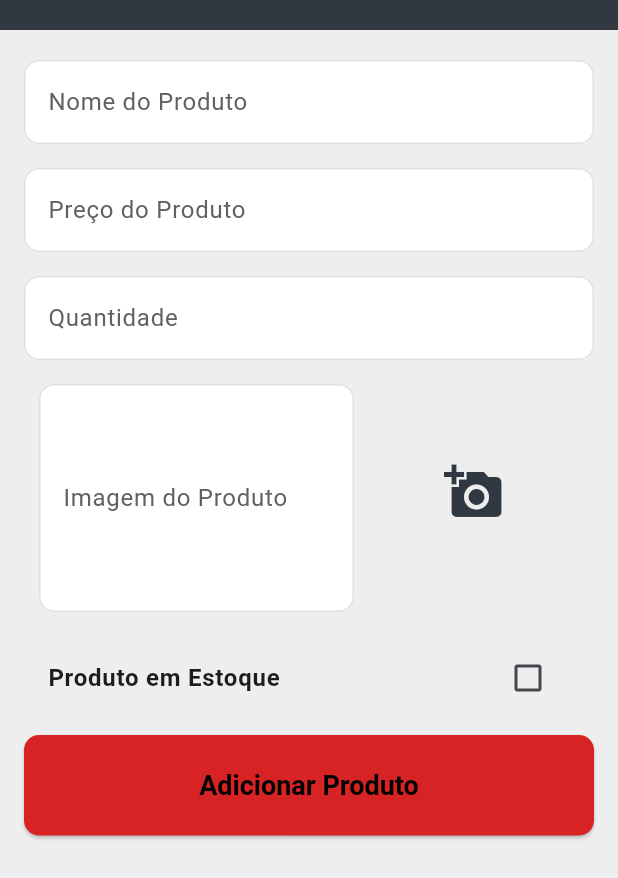
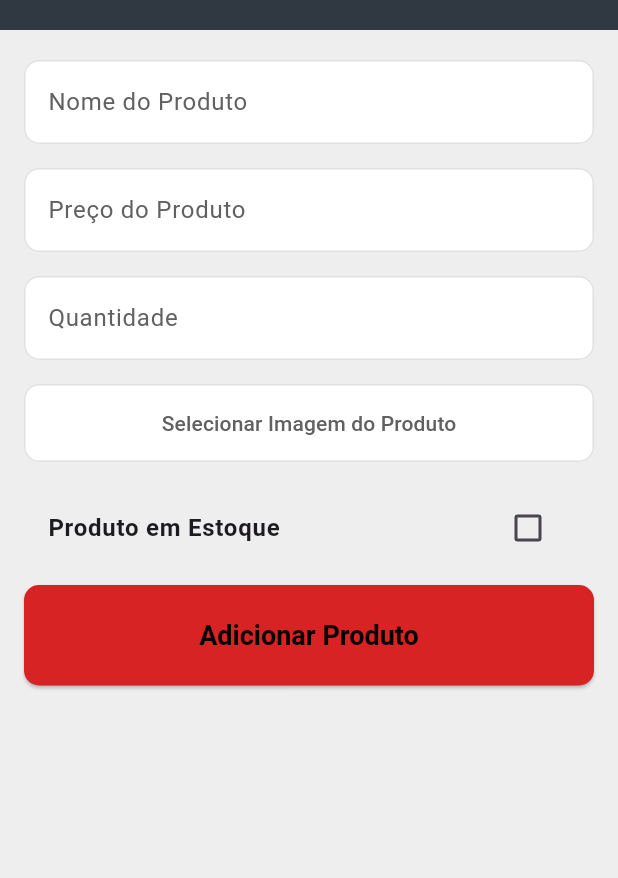
Before and after one commit to Paullohz/controlador_de_estoque, a Flutter app: the AddProdutos screen opened by its route, on a phone screen of 412 x 824 dp. Shown: the top 878 px of the screen. Run offline on Flutter 3.47's test engine with Material 3 defaults, Android fonts, the phone set to English and light mode, and no system bars; our stand-ins replace cloud_firestore, curved_navigation_bar, firebase_auth, firebase_core, firebase_database, flutter_slidable and 2 more; accounts and stored records are empty; project files that could hold a hidden picture were left out.

Commit message:
Melhorias e ajustes de layout do PickImage

```diff
--- a/lib/pages/add_produtos.dart
+++ b/lib/pages/add_produtos.dart
@@ -1,3 +1,4 @@
+import 'dart:io';
 import 'package:flutter/material.dart';
 import 'package:flutter_shiftsync/models/produtos.dart';
 import 'package:flutter_shiftsync/repositories/produtos_repository.dart';
@@ -19,6 +20,7 @@ class _AddProdutosState extends State<AddProdutos> {
   bool _inStock = false;
   int _productQuantity = 0;
   String _productImage = ''; // Caminho da imagem do produto
+  File? _selectedImage;
 
   InputDecoration _buildInputDecoration(String labelText) {
     return InputDecoration(
@@ -69,6 +71,10 @@ class _AddProdutosState extends State<AddProdutos> {
         );
         // Limpar o formulário após adicionar o produto
         _formKey.currentState?.reset();
+        setState(() {
+          _selectedImage = null;
+          _productImage = '';
+        });
       }).catchError((error) {
         // Tratar erros ao adicionar o produto
         showDialog(
@@ -90,12 +96,12 @@ class _AddProdutosState extends State<AddProdutos> {
     }
   }
 
-  void _selectImage() async {
-    final picker = ImagePicker();
-    final pickedFile = await picker.getImage(source: ImageSource.gallery);
+  Future<void> _pickImageFromGallery() async {
+    final pickedFile = await ImagePicker().pickImage(source: ImageSource.gallery);
     if (pickedFile != null) {
       setState(() {
-        _productImage = pickedFile.path;
+        _selectedImage = File(pickedFile.path);
+        _productImage = pickedFile.path; // Caminho da imagem selecionada
       });
     }
   }
@@ -172,32 +178,35 @@ class _AddProdutosState extends State<AddProdutos> {
                 },
               ),
               SizedBox(height: 16.0),
-              Row(
-                crossAxisAlignment: CrossAxisAlignment.end,
-                children: <Widget>[
-                  Padding(padding: EdgeInsets.only(left: 10)),
-                  Expanded(
-                    child: TextFormField(
-                      cursorColor: Color(0xFFD72323),
-                      maxLines: 5,
-                      decoration: _buildInputDecoration('Imagem do Produto'),
-                      readOnly: true,
-                      onTap: _selectImage, // Chama o método ao tocar no campo
-                      onSaved: (value) {
-                         // Salvar o caminho da imagem selecionada (se necessário)
-                        _productImage = value!;
-                      },
+              if (_selectedImage != null)
+                Container(
+                  width: 100,
+                  height: 100,
+                  margin: EdgeInsets.only(bottom: 16.0), // Espaço entre a imagem e o botão
+                  decoration: BoxDecoration(
+                    image: DecorationImage(
+                      image: FileImage(_selectedImage!),
+                      fit: BoxFit.cover,
                     ),
+                    borderRadius: BorderRadius.circular(10.0),
                   ),
-                  SizedBox(width: 10.0),
-                  IconButton(
-                    icon: Icon(Icons.add_a_photo),
-                    iconSize: 40,
-                    color: Color(0xff303841),
-                    padding: EdgeInsets.only(bottom: 60, right: 60, left: 50),
-                    onPressed: _selectImage, // Chama o método ao tocar no ícone
+                ),
+              TextButton(
+                onPressed: _pickImageFromGallery,
+                child: Text(
+                  _selectedImage == null
+                      ? 'Selecionar Imagem do Produto'
+                      : 'Imagem Selecionada',
+                  style: TextStyle(color: Colors.grey[700]),
+                ),
+                style: TextButton.styleFrom(
+                  padding: EdgeInsets.symmetric(vertical: 16.0),
+                  backgroundColor: Colors.white,
+                  side: BorderSide(color: Colors.grey[300]!),
+                  shape: RoundedRectangleBorder(
+                    borderRadius: BorderRadius.circular(10.0),
                   ),
-                ],
+                ),
               ),
               SizedBox(height: 16.0),
               CheckboxListTile(
```
Also changed, not shown: lib/pages/ProductsListScreen.dart (+59 -14 lines), lib/widgets/sladable.dart (added, +35 -0 lines).
